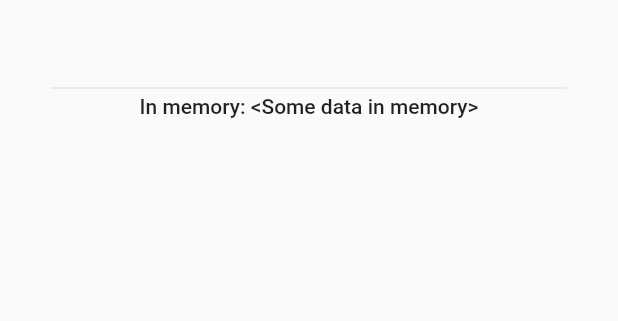
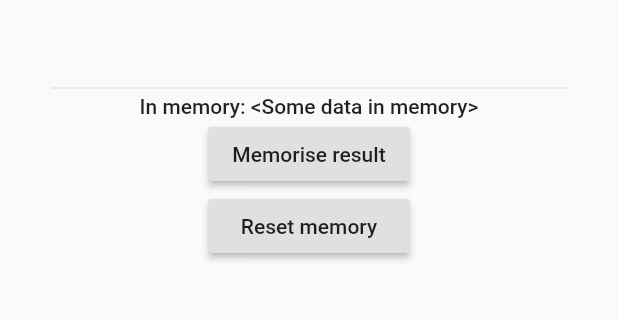
Before and after one commit to antklim/calculus, a Flutter app: the screen it shows after launch, on a phone screen of 412 x 824 dp, the part 143-464 px from its top. Run offline on Flutter 3.47's test engine with Material 2 defaults, Android fonts, the phone set to English and light mode, and no system bars.

Commit message:
Memory management widget added

```diff
--- a/lib/calculus/screen.dart
+++ b/lib/calculus/screen.dart
@@ -12,6 +12,7 @@ class CalculusScreen extends StatelessWidget {
               Header(),
               Divider(indent: 10.0, endIndent: 10.0, height: 8.0),
               MemoryInfo(),
+              MemoryManagement(),
             ],
           ),
         ),
@@ -43,3 +44,28 @@ class MemoryInfo extends StatelessWidget {
     );
   }
 }
+
+class MemoryManagement extends StatelessWidget {
+  @override
+  Widget build(BuildContext context) {
+    return Center(
+      child: IntrinsicWidth(
+        child: Column(
+          crossAxisAlignment: CrossAxisAlignment.stretch,
+          children: <Widget>[
+            RaisedButton(
+              onPressed: () {},
+              child: Text('Memorise result',
+                  style: Theme.of(context).textTheme.button),
+            ),
+            RaisedButton(
+              onPressed: () {},
+              child: Text('Reset memory',
+                  style: Theme.of(context).textTheme.button),
+            ),
+          ],
+        ),
+      ),
+    );
+  }
+}
```
